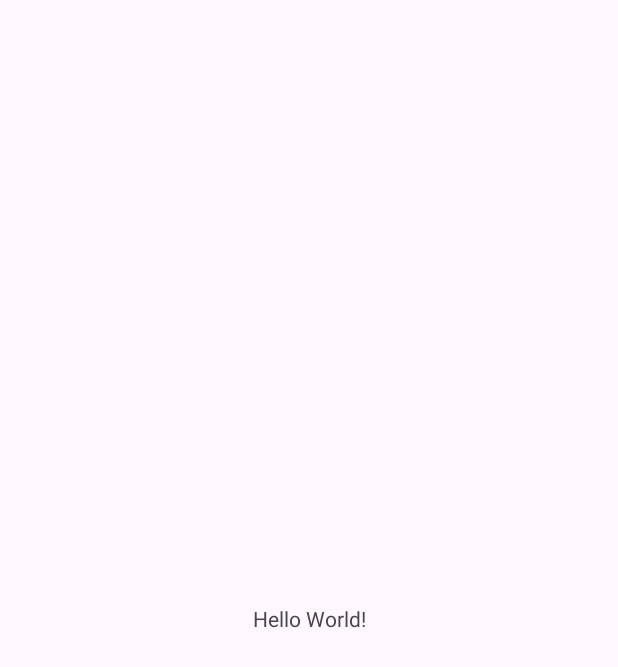
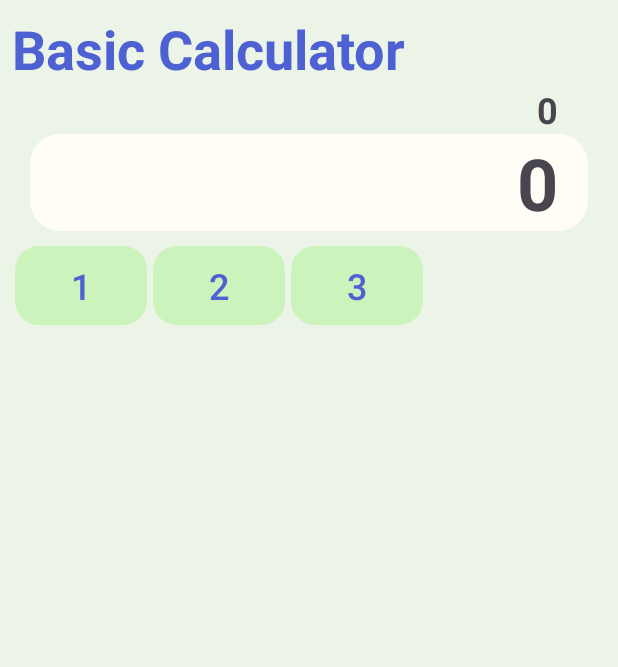
Before and after one commit to rakaprdana/basic-calculator, an Android app: the screen it shows after launch (MainActivity), on a phone screen of 412 x 824 dp. Before the commit the part shown is almost empty. Shown: the top 667 px of the screen. Run offline under Robolectric (Android 15) with nearby library versions, the phone set to English and light mode, and no system bars.

Commit message:
layout: group of number (not yet)

```diff
--- /dev/null
+++ b/app/src/main/res/drawable/cust_container.xml
@@ -0,0 +1,10 @@
+<?xml version="1.0" encoding="utf-8"?>
+<ripple xmlns:android="http://schemas.android.com/apk/res/android"
+    android:color="@color/ripple">
+    <item>
+        <shape android:shape="rectangle">
+            <solid android:color="@color/button" />
+            <corners android:radius="16dp"/>
+        </shape>
+    </item>
+</ripple>
--- /dev/null
+++ b/app/src/main/res/drawable/custom_bg.xml
@@ -0,0 +1,9 @@
+<?xml version="1.0" encoding="utf-8"?>
+<selector xmlns:android="http://schemas.android.com/apk/res/android">
+<item>
+    <shape android:shape="rectangle">
+        <solid android:color="@color/forebackground"/>
+        <corners android:radius="20dp"/>
+    </shape>
+</item>
+</selector>
--- a/app/src/main/res/layout/activity_main.xml
+++ b/app/src/main/res/layout/activity_main.xml
@@ -5,15 +5,129 @@
     android:id="@+id/main"
     android:layout_width="match_parent"
     android:layout_height="match_parent"
+    android:background="@color/background"
     tools:context=".MainActivity">
 
     <TextView
+        android:id="@+id/tv_title"
         android:layout_width="wrap_content"
         android:layout_height="wrap_content"
-        android:text="Hello World!"
-        app:layout_constraintBottom_toBottomOf="parent"
-        app:layout_constraintEnd_toEndOf="parent"
+        android:layout_marginStart="8dp"
+        android:layout_marginTop="8dp"
+        android:text="@string/title"
+        android:textColor="@color/text"
+        android:textSize="36dp"
+        android:textStyle="bold"
         app:layout_constraintStart_toStartOf="parent"
         app:layout_constraintTop_toTopOf="parent" />
 
+    <androidx.constraintlayout.widget.ConstraintLayout
+        android:id="@+id/cl_inputOutput"
+        android:layout_width="match_parent"
+        android:layout_height="wrap_content"
+        app:layout_constraintBottom_toTopOf="@id/cl_groupNum"
+        app:layout_constraintEnd_toEndOf="parent"
+        app:layout_constraintStart_toStartOf="parent"
+        app:layout_constraintTop_toBottomOf="@id/tv_title">
+
+        <LinearLayout
+            android:id="@+id/ll_input"
+            android:layout_width="match_parent"
+            android:layout_height="wrap_content"
+            android:layout_marginHorizontal="20dp"
+            android:orientation="vertical"
+            app:layout_constraintEnd_toEndOf="parent"
+            app:layout_constraintStart_toStartOf="parent"
+            app:layout_constraintTop_toTopOf="parent">
+
+            <TextView
+                android:id="@+id/tv_input"
+                android:layout_width="match_parent"
+                android:layout_height="match_parent"
+                android:layout_marginEnd="20dp"
+                android:gravity="center|end"
+                android:text="0"
+                android:textSize="24dp"
+                android:textStyle="bold" />
+        </LinearLayout>
+
+        <LinearLayout
+            android:id="@+id/ll_output"
+            android:layout_width="match_parent"
+            android:layout_height="wrap_content"
+            android:layout_marginHorizontal="20dp"
+            android:background="@drawable/custom_bg"
+            android:orientation="vertical"
+            app:layout_constraintEnd_toEndOf="parent"
+            app:layout_constraintStart_toStartOf="parent"
+            app:layout_constraintTop_toBottomOf="@id/ll_input">
+
+            <TextView
+                android:id="@+id/tv_output"
+                android:layout_width="match_parent"
+                android:layout_height="match_parent"
+                android:layout_marginEnd="20dp"
+                android:gravity="center|end"
+                android:text="0"
+                android:textSize="48dp"
+                android:textStyle="bold" />
+        </LinearLayout>
+    </androidx.constraintlayout.widget.ConstraintLayout>
+    <!--    Group of number-->
+    <androidx.constraintlayout.widget.ConstraintLayout
+        android:id="@+id/cl_groupNum"
+        android:layout_width="match_parent"
+        android:layout_height="wrap_content"
+        android:layout_margin="8dp"
+        android:layout_marginTop="24dp"
+        app:layout_constraintTop_toBottomOf="@id/cl_inputOutput">
+        <LinearLayout
+            android:layout_width="match_parent"
+            android:layout_height="wrap_content"
+            android:orientation="horizontal"
+            app:layout_constraintStart_toStartOf="parent"
+            app:layout_constraintEnd_toEndOf="parent"
+            app:layout_constraintTop_toTopOf="parent">
+            <com.google.android.material.button.MaterialButton
+                android:id="@+id/btn_1"
+                android:layout_width="wrap_content"
+                android:layout_height="wrap_content"
+                android:background="@drawable/cust_container"
+                android:layout_margin="2dp"
+                android:text="1"
+                android:textColor="@color/text"
+                android:textSize="24sp"
+                app:backgroundTint="@null"
+                app:layout_constraintStart_toStartOf="parent"
+                app:layout_constraintTop_toTopOf="parent" />
+            <com.google.android.material.button.MaterialButton
+                android:id="@+id/btn_2"
+                android:layout_width="wrap_content"
+                android:layout_height="wrap_content"
+                android:background="@drawable/cust_container"
+                android:layout_margin="2dp"
+                android:text="2"
+                android:textColor="@color/text"
+                android:textSize="24sp"
+                app:backgroundTint="@null"
+                app:layout_constraintStart_toStartOf="parent"
+                app:layout_constraintTop_toTopOf="parent" />
+            <com.google.android.material.button.MaterialButton
+                android:id="@+id/btn_3"
+                android:layout_width="wrap_content"
+                android:layout_height="wrap_content"
+                android:background="@drawable/cust_container"
+                android:layout_margin="2dp"
+                android:text="3"
+                android:textColor="@color/text"
+                android:textSize="24sp"
+                app:backgroundTint="@null"
+                app:layout_constraintStart_toStartOf="parent"
+                app:layout_constraintTop_toTopOf="parent" />
+        </LinearLayout>
+
+
+    </androidx.constraintlayout.widget.ConstraintLayout>
+
+
 </androidx.constraintlayout.widget.ConstraintLayout>
--- a/app/src/main/res/values/colors.xml
+++ b/app/src/main/res/values/colors.xml
@@ -1,5 +1,8 @@
 <?xml version="1.0" encoding="utf-8"?>
 <resources>
-    <color name="black">#FF000000</color>
-    <color name="white">#FFFFFFFF</color>
+    <color name="background">#ECF4E8</color>
+    <color name="forebackground">#FFFDF6</color>
+    <color name="button">#CBF3BB</color>
+    <color name="ripple">#ABE7B2</color>
+    <color name="text">#4E61D3</color>
 </resources>
--- a/app/src/main/res/values/strings.xml
+++ b/app/src/main/res/values/strings.xml
@@ -1,3 +1,4 @@
 <resources>
     <string name="app_name">Basic Calculator</string>
+    <string name="title">Basic Calculator</string>
 </resources>
```
